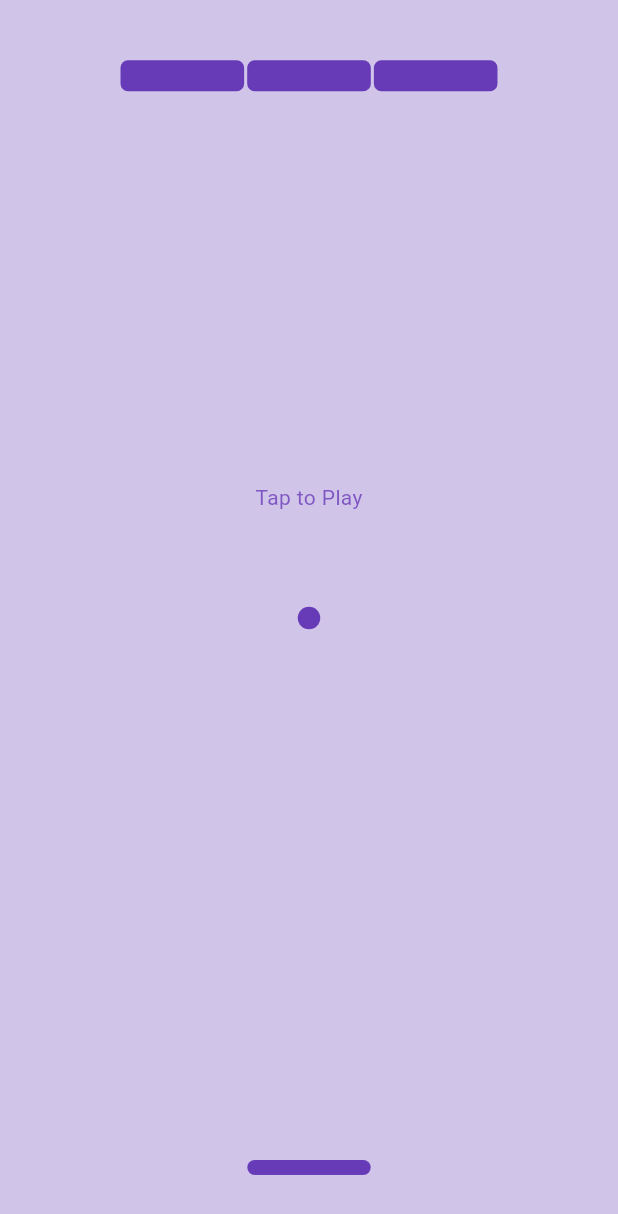
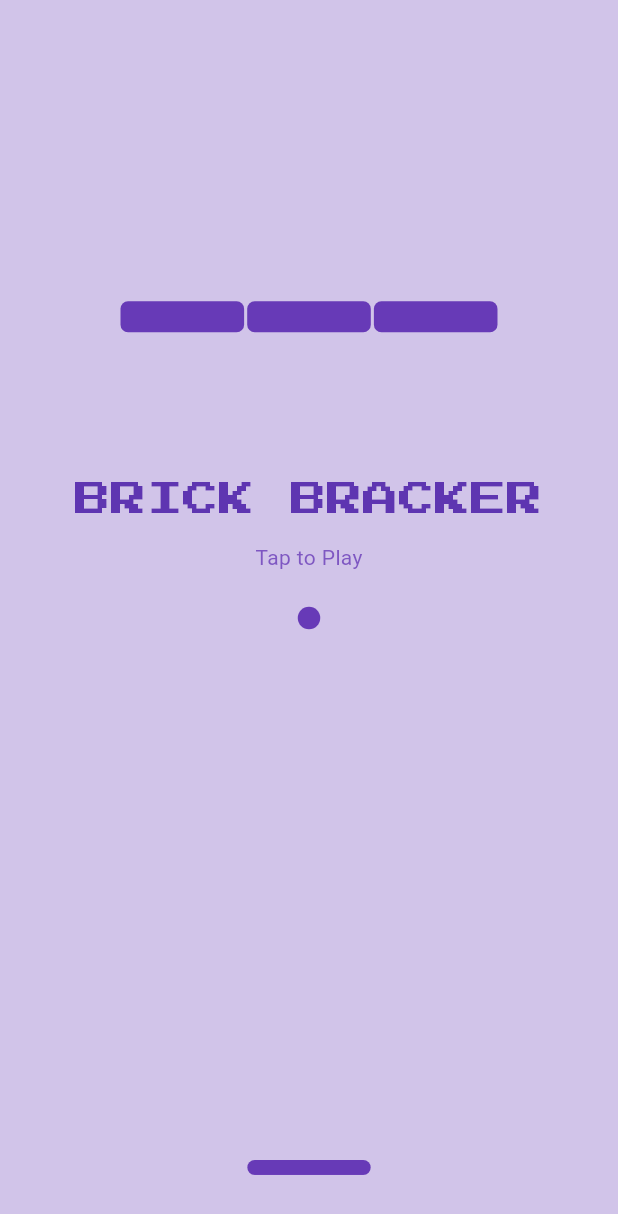
Before and after one commit to DiljithAK/brick_breaker_game, a Flutter app: the screen it shows after launch, on a phone screen of 412 x 824 dp. Shown: the top 1214 px of the screen. Run offline on Flutter 3.47's test engine with Material 3 defaults, Android fonts, the phone set to English and light mode, and no system bars; drawn by our look-alikes of avatar_glow; our stand-ins replace google_fonts.

Commit message:
restart game functionality

```diff
--- a/lib/ui/cover_screen.dart
+++ b/lib/ui/cover_screen.dart
@@ -1,23 +1,38 @@
 import 'package:flutter/material.dart';
+import 'package:google_fonts/google_fonts.dart';
 
 class CoverScreen extends StatelessWidget {
+  final bool isGameStarted;
   const CoverScreen({
     super.key,
     required this.isGameStarted,
   });
 
-  final bool isGameStarted;
+  static var gameFont = GoogleFonts.pressStart2p(
+      textStyle: TextStyle(
+          color: Colors.deepPurple[600], letterSpacing: 0, fontSize: 24));
 
   @override
   Widget build(BuildContext context) {
     return isGameStarted
         ? Container()
-        : Container(
+        : Stack(
+          children: [
+            Container(
                 alignment: const Alignment(0, -0.2),
+                child: Text(
+                  'BRICK BRACKER',
+                  style: gameFont,
+                ),
+              ),
+            Container(
+                alignment: const Alignment(0, -0.1),
                 child: Text(
                   'Tap to Play',
                   style: TextStyle(color: Colors.deepPurple[400]),
                 ),
+              ),
+          ],
         );
   }
 }
--- a/lib/ui/home_screen.dart
+++ b/lib/ui/home_screen.dart
@@ -7,7 +7,6 @@ import 'package:brick_breaker_game/ui/widget/game_over.dart';
 import 'package:brick_breaker_game/ui/widget/player.dart';
 
 import 'package:flutter/material.dart';
-import 'package:flutter/services.dart';
 
 class HomeScreen extends StatefulWidget {
   const HomeScreen({super.key});
@@ -21,7 +20,7 @@ enum Direction { up, down, left, right }
 class _HomeScreenState extends State<HomeScreen> {
   double ballX = 0;
   double ballY = 0;
-  double ballXincrement = 0.01;
+  double ballXincrement = 0.02;
   double ballYincrement = 0.01;
 
   double playerX = -0.2;
@@ -36,7 +35,7 @@ class _HomeScreenState extends State<HomeScreen> {
   bool brickBroken = false;
 
   static double firstBrickX = -1 + wallGap;
-  static double firstBrickY = -0.9;
+  static double firstBrickY = -0.5;
   static double brickWidth = 0.4;
   static double brickHeight = 0.05;
   static double brickGap = 0.01;
@@ -185,18 +184,47 @@ class _HomeScreenState extends State<HomeScreen> {
     return "";
   }
 
+  void restartGame() {
+    setState(() {
+      ballX = 0;
+      ballY = 0;
+      playerX = -0.2;
+      isGameStarted = false;
+      isGameOver = false;
+      bricks = List.generate(numberOfBricksInEachRow, (index) {
+        double x = firstBrickX + index * (brickWidth + brickGap);
+        double y = firstBrickY;
+        bool isBrickBoken = false;
+
+        return [x, y, isBrickBoken];
+      });
+    });
+  }
+
   @override
   Widget build(BuildContext context) {
-    return RawKeyboardListener(
-      focusNode: FocusNode(),
-      autofocus: true,
-      onKey: (event) {
-        if (event.isKeyPressed(LogicalKeyboardKey.arrowLeft)) {
+    // return RawKeyboardListener(
+    //   focusNode: FocusNode(),
+    //   autofocus: true,
+    //   onKey: (event) {
+    //     if (event.isKeyPressed(LogicalKeyboardKey.arrowLeft)) {
+    //       moveLeft();
+    //     } else if (event.isKeyPressed(LogicalKeyboardKey.arrowRight)) {
+    //       moveRight();
+    //     }
+    //   },
+    return GestureDetector(
+    onTap: startGame,
+    onPanUpdate: (details) {
+      // Detect horizontal drag for moving the player left or right
+      if (details.primaryDelta != null) {
+        if (details.primaryDelta! > 0) {
+          moveRight();
+        } else if (details.primaryDelta! < 0) {
           moveLeft();
-        } else if (event.isKeyPressed(LogicalKeyboardKey.arrowRight)) {
-          moveRight();
         }
-      },
+      }
+    },
       child: GestureDetector(
         onTap: startGame,
         child: Scaffold(
@@ -207,8 +235,9 @@ class _HomeScreenState extends State<HomeScreen> {
                 CoverScreen(isGameStarted: isGameStarted),
                 GameOver(
                   isGameOver: isGameOver,
+                  playAgain: restartGame,
                 ),
-                Ball(ballX: ballX, ballY: ballY),
+                Ball(ballX: ballX, ballY: ballY, isGameStarted: isGameStarted),
                 Player(playerX: playerX, playerWidth: playerWidth),
                 for (var brick in bricks)
                   Brick(
--- a/lib/ui/widget/ball.dart
+++ b/lib/ui/widget/ball.dart
@@ -1,26 +1,43 @@
+import 'package:avatar_glow/avatar_glow.dart';
 import 'package:flutter/material.dart';
 
 class Ball extends StatelessWidget {
   final double ballX;
   final double ballY;
+  final bool isGameStarted;
 
   const Ball({
     super.key,
     required this.ballX,
     required this.ballY,
+    required this.isGameStarted,
   });
 
   @override
   Widget build(BuildContext context) {
     return Container(
       alignment: Alignment(ballX, ballY),
-      child: Container(
-        height: 15,
-        width: 15,
-        decoration: const BoxDecoration(
-          color: Colors.deepPurple,
-          shape: BoxShape.circle,
-        ),
+      child: isGameStarted
+          ? const BallWidget()
+          : const AvatarGlow(
+              endRadius: 60.0,
+              child: BallWidget(),
+            ),
+    );
+  }
+}
+
+class BallWidget extends StatelessWidget {
+  const BallWidget({super.key});
+
+  @override
+  Widget build(BuildContext context) {
+    return Container(
+      height: 15,
+      width: 15,
+      decoration: const BoxDecoration(
+        color: Colors.deepPurple,
+        shape: BoxShape.circle,
       ),
     );
   }
--- a/lib/ui/widget/game_over.dart
+++ b/lib/ui/widget/game_over.dart
@@ -1,23 +1,51 @@
 import 'package:flutter/material.dart';
+import 'package:google_fonts/google_fonts.dart';
 
 class GameOver extends StatelessWidget {
   final bool isGameOver;
+  final void Function() playAgain;
   const GameOver({
     super.key,
     required this.isGameOver,
+    required this.playAgain,
   });
+
+  static var gameFont = GoogleFonts.pressStart2p(
+      textStyle: TextStyle(
+          color: Colors.deepPurple[600], letterSpacing: 0, fontSize: 24));
 
   @override
   Widget build(BuildContext context) {
     return isGameOver
-        ? Container(
-            alignment: const Alignment(0, -0.3),
-            child: const Text(
-              "GAME OVER",
-              style: TextStyle(
-                color: Colors.deepPurple,
+        ? Stack(
+            children: [
+              Container(
+                alignment: const Alignment(0, -0.2),
+                child: Text(
+                  "G A M E  O V E R",
+                  style: gameFont,
+                ),
               ),
-            ),
+              Container(
+                alignment: const Alignment(0, 0),
+                child: GestureDetector(
+                  onTap: playAgain,
+                  child: ClipRRect(
+                    borderRadius: BorderRadius.circular(12),
+                    child: Container(
+                      padding: const EdgeInsets.all(10),
+                      color: Colors.deepPurple,
+                      child: const Text(
+                        "Play again",
+                        style: TextStyle(
+                          color: Colors.white,
+                        ),
+                      ),
+                    ),
+                  ),
+                ),
+              ),
+            ],
           )
         : Container();
   }
--- a/pubspec.yaml
+++ b/pubspec.yaml
@@ -35,6 +35,8 @@ dependencies:
   # The following adds the Cupertino Icons font to your application.
   # Use with the CupertinoIcons class for iOS style icons.
   cupertino_icons: ^1.0.2
+  google_fonts: ^6.1.0
+  avatar_glow: ^2.0.2
 
 dev_dependencies:
   flutter_test:
```
Also changed, not shown: pubspec.lock. Lines whose indentation alone changed are shown as unchanged.
